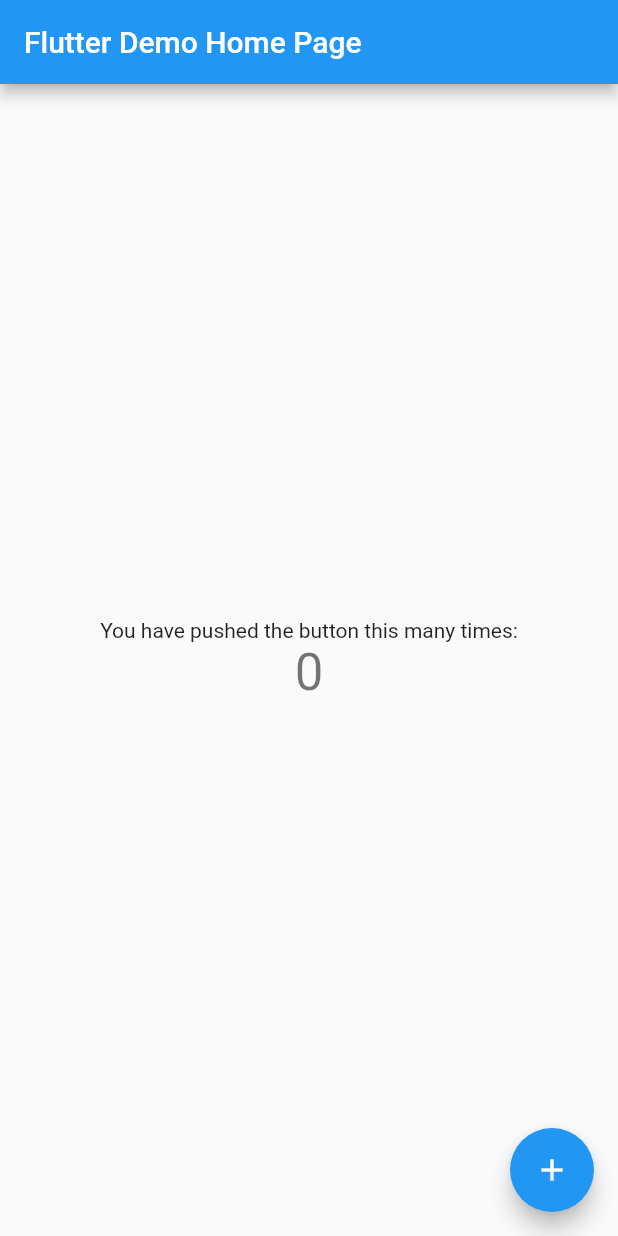
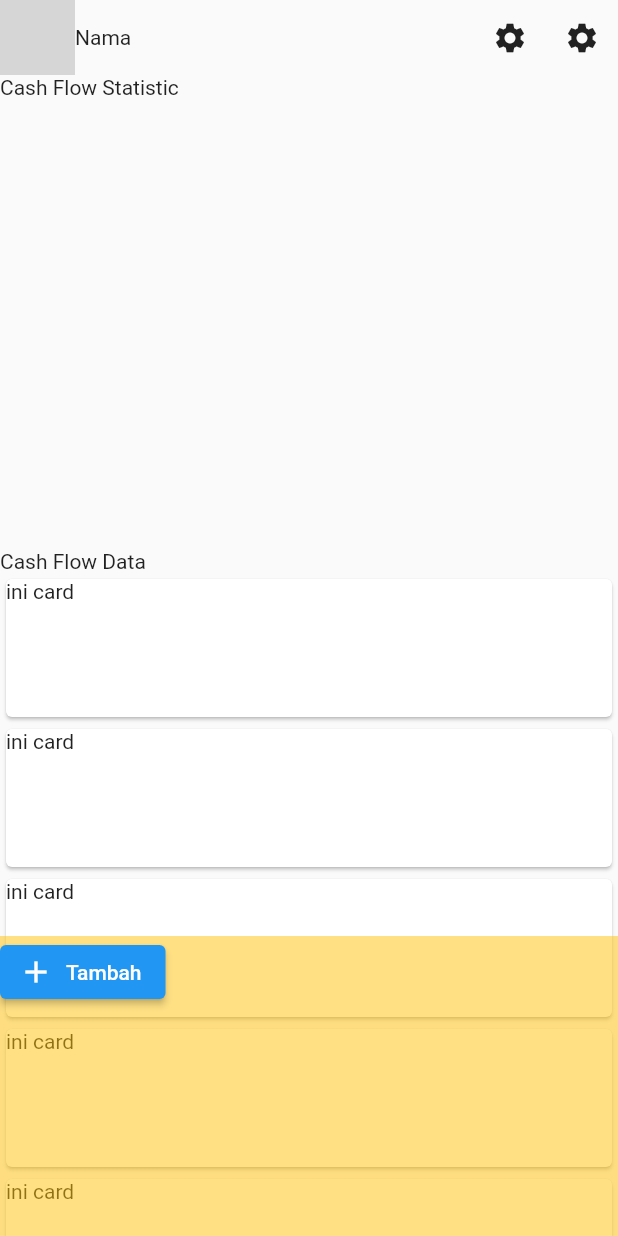
Before and after one commit to firman-ali/cash_flow_journal, a Flutter app: the screen it shows after launch, on a phone screen of 412 x 824 dp. Run offline on Flutter 3.47's test engine with Material 2 defaults, Android fonts, the phone set to English and light mode, and no system bars; network calls fail; grey boxes are pictures that could not be loaded.

Commit message:
add welcomepage and homepage layout

```diff
--- a/lib/main.dart
+++ b/lib/main.dart
@@ -1,3 +1,5 @@
+import 'package:cash_flow_journal/ui/home_page.dart';
+import 'package:cash_flow_journal/ui/welcome_page.dart';
 import 'package:flutter/material.dart';
 
 void main() {
@@ -7,109 +9,14 @@
 class MyApp extends StatelessWidget {
   const MyApp({Key? key}) : super(key: key);
 
-  // This widget is the root of your application.
   @override
   Widget build(BuildContext context) {
     return MaterialApp(
       title: 'Flutter Demo',
       theme: ThemeData(
-        // This is the theme of your application.
-        //
-        // Try running your application with "flutter run". You'll see the
-        // application has a blue toolbar. Then, without quitting the app, try
-        // changing the primarySwatch below to Colors.green and then invoke
-        // "hot reload" (press "r" in the console where you ran "flutter run",
-        // or simply save your changes to "hot reload" in a Flutter IDE).
-        // Notice that the counter didn't reset back to zero; the application
-        // is not restarted.
         primarySwatch: Colors.blue,
       ),
-      home: const MyHomePage(title: 'Flutter Demo Home Page'),
+      home: const HomePage(),
     );
   }
 }
-
-class MyHomePage extends StatefulWidget {
-  const MyHomePage({Key? key, required this.title}) : super(key: key);
-
-  // This widget is the home page of your application. It is stateful, meaning
-  // that it has a State object (defined below) that contains fields that affect
-  // how it looks.
-
-  // This class is the configuration for the state. It holds the values (in this
-  // case the title) provided by the parent (in this case the App widget) and
-  // used by the build method of the State. Fields in a Widget subclass are
-  // always marked "final".
-
-  final String title;
-
-  @override
-  State<MyHomePage> createState() => _MyHomePageState();
-}
-
-class _MyHomePageState extends State<MyHomePage> {
-  int _counter = 0;
-
-  void _incrementCounter() {
-    setState(() {
-      // This call to setState tells the Flutter framework that something has
-      // changed in this State, which causes it to rerun the build method below
-      // so that the display can reflect the updated values. If we changed
-      // _counter without calling setState(), then the build method would not be
-      // called again, and so nothing would appear to happen.
-      _counter++;
-    });
-  }
-
-  @override
-  Widget build(BuildContext context) {
-    // This method is rerun every time setState is called, for instance as done
-    // by the _incrementCounter method above.
-    //
-    // The Flutter framework has been optimized to make rerunning build methods
-    // fast, so that you can just rebuild anything that needs updating rather
-    // than having to individually change instances of widgets.
-    return Scaffold(
-      appBar: AppBar(
-        // Here we take the value from the MyHomePage object that was created by
-        // the App.build method, and use it to set our appbar title.
-        title: Text(widget.title),
-      ),
-      body: Center(
-        // Center is a layout widget. It takes a single child and positions it
-        // in the middle of the parent.
-        child: Column(
-          // Column is also a layout widget. It takes a list of children and
-          // arranges them vertically. By default, it sizes itself to fit its
-          // children horizontally, and tries to be as tall as its parent.
-          //
-          // Invoke "debug painting" (press "p" in the console, choose the
-          // "Toggle Debug Paint" action from the Flutter Inspector in Android
-          // Studio, or the "Toggle Debug Paint" command in Visual Studio Code)
-          // to see the wireframe for each widget.
-          //
-          // Column has various properties to control how it sizes itself and
-          // how it positions its children. Here we use mainAxisAlignment to
-          // center the children vertically; the main axis here is the vertical
-          // axis because Columns are vertical (the cross axis would be
-          // horizontal).
-          mainAxisAlignment: MainAxisAlignment.center,
-          children: <Widget>[
-            const Text(
-              'You have pushed the button this many times:',
-            ),
-            Text(
-              '$_counter',
-              style: Theme.of(context).textTheme.headline4,
-            ),
-          ],
-        ),
-      ),
-      floatingActionButton: FloatingActionButton(
-        onPressed: _incrementCounter,
-        tooltip: 'Increment',
-        child: const Icon(Icons.add),
-      ), // This trailing comma makes auto-formatting nicer for build methods.
-    );
-  }
-}
--- /dev/null
+++ b/lib/ui/home_page.dart
@@ -0,0 +1,100 @@
+import 'package:flutter/material.dart';
+
+class HomePage extends StatelessWidget {
+  const HomePage({Key? key}) : super(key: key);
+
+  @override
+  Widget build(BuildContext context) {
+    return Scaffold(
+      body: SizedBox(
+        height: MediaQuery.of(context).size.height,
+        width: MediaQuery.of(context).size.width,
+        child: Stack(
+          children: [
+            Column(
+              crossAxisAlignment: CrossAxisAlignment.start,
+              children: [
+                SafeArea(
+                  child: Row(
+                    mainAxisAlignment: MainAxisAlignment.spaceBetween,
+                    children: [
+                      Row(
+                        children: [
+                          ClipRRect(
+                            borderRadius: BorderRadius.circular(100),
+                            child: Image.network(
+                              'https://images.unsplash.com/photo-1636471963387-56059f09f990?ixid=MnwxMjA3fDB8MHxwaG90by1wYWdlfHx8fGVufDB8fHx8&ixlib=rb-1.2.1&auto=format&fit=crop&w=435&q=80',
+                              width: 50,
+                              height: 50,
+                              fit: BoxFit.cover,
+                            ),
+                          ),
+                          Text('Nama')
+                        ],
+                      ),
+                      Row(
+                        children: [
+                          IconButton(
+                              onPressed: () {}, icon: Icon(Icons.settings)),
+                          IconButton(
+                              onPressed: () {}, icon: Icon(Icons.settings)),
+                        ],
+                      )
+                    ],
+                  ),
+                ),
+                Expanded(
+                  child: CustomScrollView(
+                    slivers: [
+                      SliverToBoxAdapter(
+                        child: Column(
+                          crossAxisAlignment: CrossAxisAlignment.start,
+                          children: [
+                            Text('Cash Flow Statistic'),
+                            Container(
+                              height: 300,
+                            ),
+                          ],
+                        ),
+                      ),
+                      SliverToBoxAdapter(
+                        child: Text('Cash Flow Data'),
+                      ),
+                      SliverList(
+                        delegate: SliverChildBuilderDelegate(
+                          (context, index) => Container(
+                            height: 100,
+                            child: Card(
+                              child: Text('ini card'),
+                            ),
+                          ),
+                          childCount: 5,
+                        ),
+                      ),
+                    ],
+                  ),
+                ),
+              ],
+            ),
+            Positioned(
+              bottom: 0,
+              child: Stack(
+                children: [
+                  Container(
+                    height: 200,
+                    width: MediaQuery.of(context).size.width,
+                    color: Colors.amber.withOpacity(0.5),
+                  ),
+                  ElevatedButton.icon(
+                      onPressed: () {},
+                      icon: Icon(Icons.add),
+                      label: Text('Tambah')),
+                ],
+              ),
+            )
+          ],
+        ),
+      ),
+    );
+  }
+}
```
Also changed, not shown: lib/ui/welcome_page.dart (added, +50 -0 lines).
